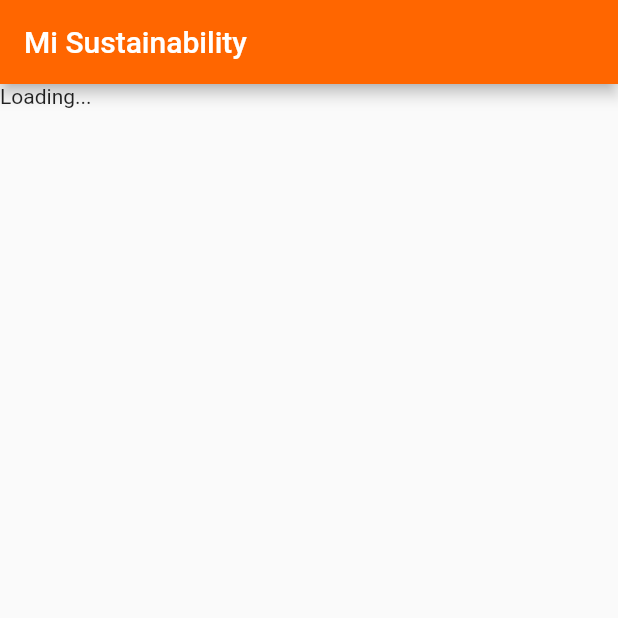
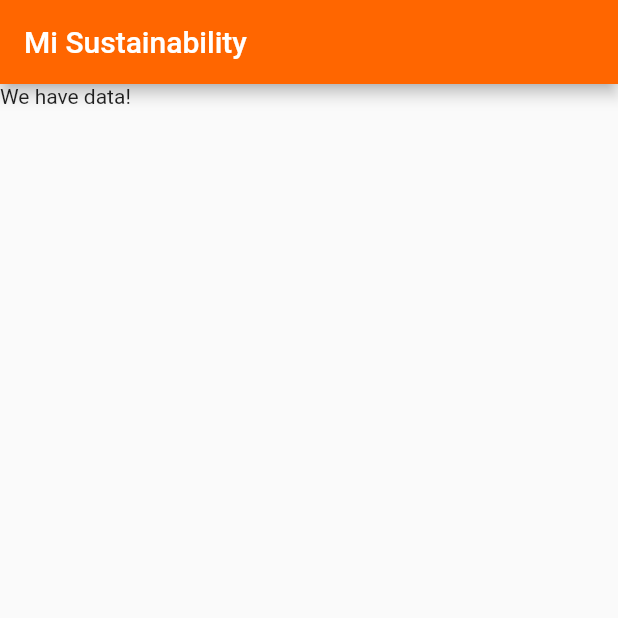
Before and after one commit to Omerixe/EcoMi, a Flutter app: the screen it shows after launch, on a phone screen of 412 x 824 dp, the top half of it. Run offline on Flutter 3.47's test engine with Material 2 defaults, Android fonts, the phone set to English and light mode, and no system bars.

Commit message:
use a futurebuilder to load the data

```diff
--- a/lib/screens/home_page.dart
+++ b/lib/screens/home_page.dart
@@ -10,30 +10,34 @@
 }
 
 class _HomePageState extends State<HomePage> {
-  late Customer? customer = null;
+  late Future<Customer> customer;
 
   @override
   void initState() {
+    super.initState();
     loadCustomer();
   }
 
   void loadCustomer() async {
-    customer = await LocalRepository().fetchCustomer();
+    customer = LocalRepository().fetchCustomer();
   }
 
   @override
   Widget build(BuildContext context) {
     return SafeArea(
         child: Scaffold(
-      appBar: AppBar(title: Text('Mi Sustainability')),
-      body: Column(
-        children: customer == null
-            ? [
-                Text('Loading...'),
-              ]
-            : [
-                Text('We do have a customer ${customer!.id}'),
-              ],
+          appBar: AppBar(title: Text('Mi Sustainability')),
+      body: FutureBuilder<Customer>(
+        future: customer,
+        builder: (BuildContext context, AsyncSnapshot<Customer> snapshot) {
+          if (snapshot.hasData) {
+            return Text('We have data!');
+          } else if (snapshot.hasError) {
+            return Text('We have an error :(');
+          } else {
+            return Text('Loading...');
+          }
+        },
       ),
     ));
   }
```
